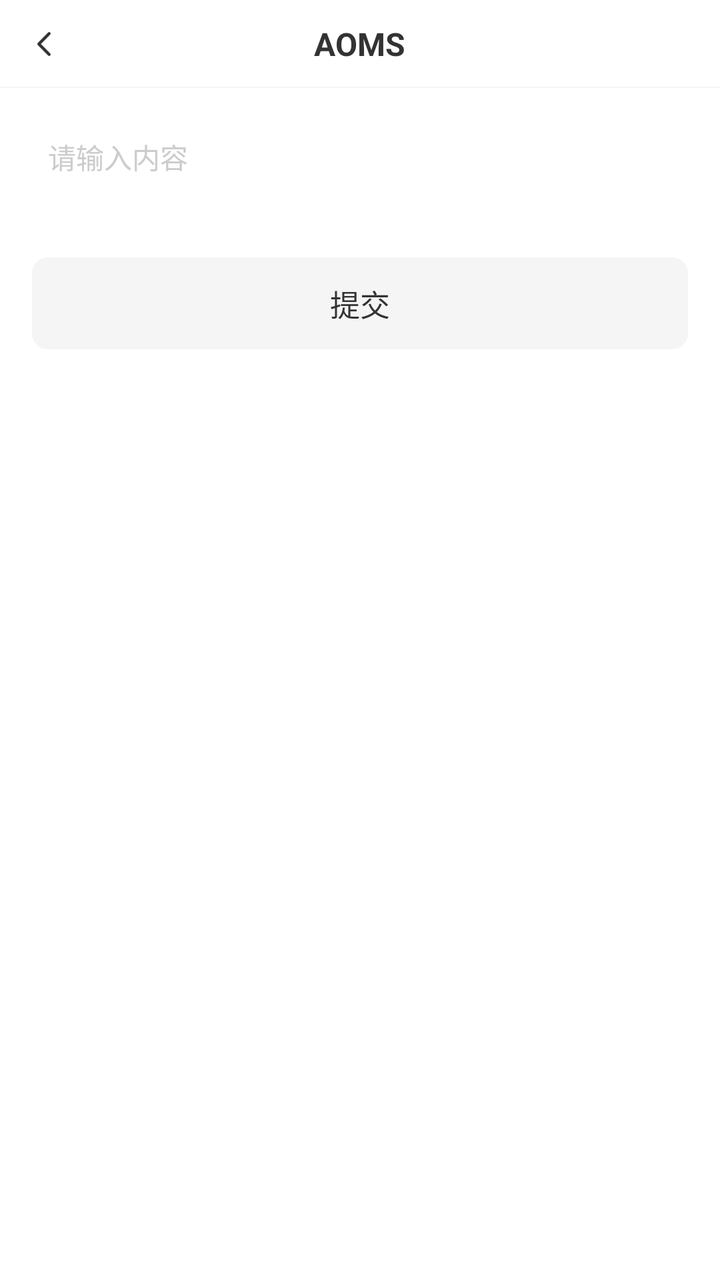
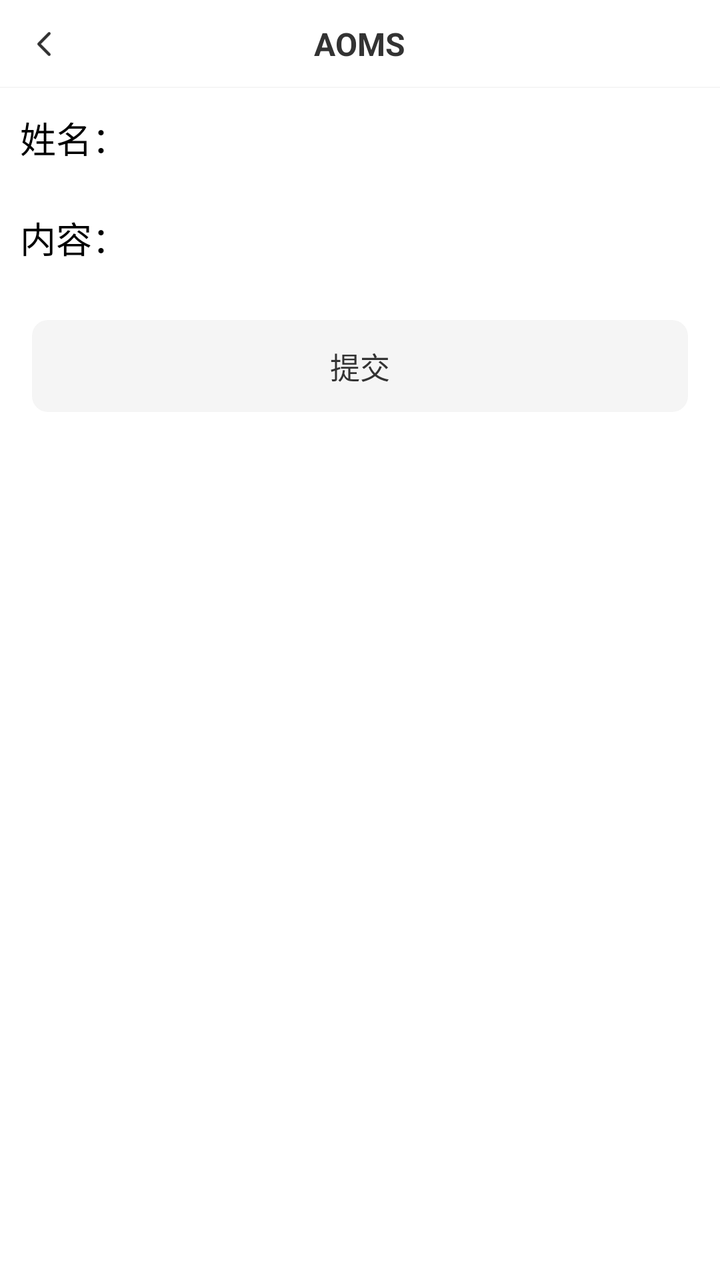

Two renders of the same Android screen: before a commit and after it. Below are the layout's source before the change and the commit's diff.
<!-- AndroidManifest.xml: application theme Theme.AppCompat.NoActionBar -->
<!-- res/layout/activity_main1.xml -->
<?xml version="1.0" encoding="utf-8"?>
<LinearLayout xmlns:android="http://schemas.android.com/apk/res/android"
    xmlns:tools="http://schemas.android.com/tools"
    android:layout_width="match_parent"
    android:orientation="vertical"
    android:background="#FFFFFF"
    android:layout_height="match_parent"
    tools:context=".MainActivity1">


    <include layout="@layout/app_bar"/>

   <EditText
       android:id="@+id/edt1"
       android:layout_width="match_parent"
       android:textSize="14sp"
       android:textColor="#000000"
       android:layout_margin="12dp"
       android:hint="请输入内容"
       android:padding="12dp"
       android:textColorHint="#CCCCCC"
       android:background="#FFFFFF"
       android:layout_height="wrap_content"/>

    <TextView
        android:id="@+id/tv_submit"
        android:layout_width="match_parent"
        android:textSize="15sp"
        android:paddingVertical="12dp"
        android:layout_marginHorizontal="16dp"
        android:layout_marginTop="16dp"
        android:background="@drawable/shape_003"
        android:textColor="#333333"
        android:gravity="center"
        android:text="提交"
        android:layout_height="wrap_content"/>

    <Button
        android:id="@+id/btnStartActivity"
        android:text="启动activity2"
        android:visibility="gone"
        android:layout_width="match_parent"
        android:layout_height="wrap_content"/>

</LinearLayout>
<!-- res/layout/app_bar.xml (included above) -->
<?xml version="1.0" encoding="utf-8"?>
<RelativeLayout xmlns:android="http://schemas.android.com/apk/res/android"
    android:layout_width="match_parent"
    android:layout_height="44dp">

    <ImageView
        android:id="@+id/img_back"
        android:layout_width="44dp"
        android:src="@mipmap/back_black"
        android:scaleType="center"
        android:layout_height="44dp"/>

    <TextView
        android:id="@+id/tv_title"
        android:layout_width="wrap_content"
        android:layout_height="44dp"
        android:layout_centerHorizontal="true"
        android:gravity="center"
        android:text="AOMS"
        android:textStyle="bold"
        android:textColor="#333333"
        android:textSize="16sp" />

    <TextView
        android:id="@+id/tv_right"
        android:visibility="gone"
        android:layout_width="wrap_content"
        android:layout_height="44dp"
        android:layout_alignParentRight="true"
        android:paddingHorizontal="12dp"
        android:gravity="center"
        android:text="编辑"
        android:textColor="#333333"
        android:textSize="16sp" />


    <View
        android:layout_width="match_parent"
        android:background="#F5F5F5"
        android:layout_alignParentBottom="true"
        android:layout_height="0.5dp"/>

</RelativeLayout>
<!-- resources referenced by this layout -->
<resources>
  <!-- drawable shape_003 (drawable) -->
  <?xml version="1.0" encoding="utf-8"?>
  <shape xmlns:android="http://schemas.android.com/apk/res/android">
      <corners android:radius="8dp"/>
     <solid android:color="#f5f5f5"/>
  </shape>
  <!-- mipmap back_black: png bitmap (mipmap-xxxhdpi, 666 bytes) -->
</resources>

<!-- the commit's change to res/layout/activity_main1.xml (unified diff, before → after) -->
@@ -7,20 +7,73 @@
     android:layout_height="match_parent"
     tools:context=".MainActivity1">
 
-
     <include layout="@layout/app_bar"/>
 
-   <EditText
-       android:id="@+id/edt1"
-       android:layout_width="match_parent"
-       android:textSize="14sp"
-       android:textColor="#000000"
-       android:layout_margin="12dp"
-       android:hint="请输入内容"
-       android:padding="12dp"
-       android:textColorHint="#CCCCCC"
-       android:background="#FFFFFF"
-       android:layout_height="wrap_content"/>
+    <LinearLayout
+        android:id="@+id/lb_personal_name"
+        android:layout_width="match_parent"
+        android:layout_height="50dp"
+        android:gravity="center_vertical"
+        android:paddingLeft="10dp"
+        android:paddingRight="10dp" >
+
+        <TextView
+            android:layout_width="wrap_content"
+            android:layout_height="wrap_content"
+            android:layout_centerVertical="true"
+            android:layout_gravity="center_vertical"
+            android:gravity="center_vertical"
+            android:text="姓名："
+            android:textColor="@color/black"
+            android:textSize="18sp" />
+
+        <EditText
+            android:id="@+id/edt1"
+            android:layout_width="match_parent"
+            android:textSize="14sp"
+            android:textColor="#000000"
+            android:layout_margin="12dp"
+            android:hint="请输入上报人"
+            android:padding="12dp"
+            android:textColorHint="#CCCCCC"
+            android:background="#FFFFFF"
+            android:layout_height="wrap_content"/>
+
+    </LinearLayout>
+
+
+    <LinearLayout
+        android:id="@+id/lb_personal_content"
+        android:layout_width="match_parent"
+        android:layout_height="50dp"
+        android:gravity="center_vertical"
+        android:paddingLeft="10dp"
+        android:paddingRight="10dp" >
+
+        <TextView
+            android:layout_width="wrap_content"
+            android:layout_height="wrap_content"
+            android:layout_centerVertical="true"
+            android:layout_gravity="center_vertical"
+            android:gravity="center_vertical"
+            android:text="内容："
+            android:textColor="@color/black"
+            android:textSize="18sp" />
+
+        <EditText
+            android:id="@+id/report_content"
+            android:layout_width="match_parent"
+            android:textSize="14sp"
+            android:textColor="#000000"
+            android:layout_margin="12dp"
+            android:hint="请输入上报内容"
+            android:padding="12dp"
+            android:textColorHint="#CCCCCC"
+            android:background="#FFFFFF"
+            android:layout_height="wrap_content"/>
+
+    </LinearLayout>
+
 
     <TextView
         android:id="@+id/tv_submit"
<!-- resource entries referenced after the edit -->
@@ -1,5 +1,6 @@
 <!-- resources referenced by this layout -->
 <resources>
+  <color name="black">#000000</color>
   <!-- drawable shape_003 (drawable) -->
   <?xml version="1.0" encoding="utf-8"?>
   <shape xmlns:android="http://schemas.android.com/apk/res/android">
